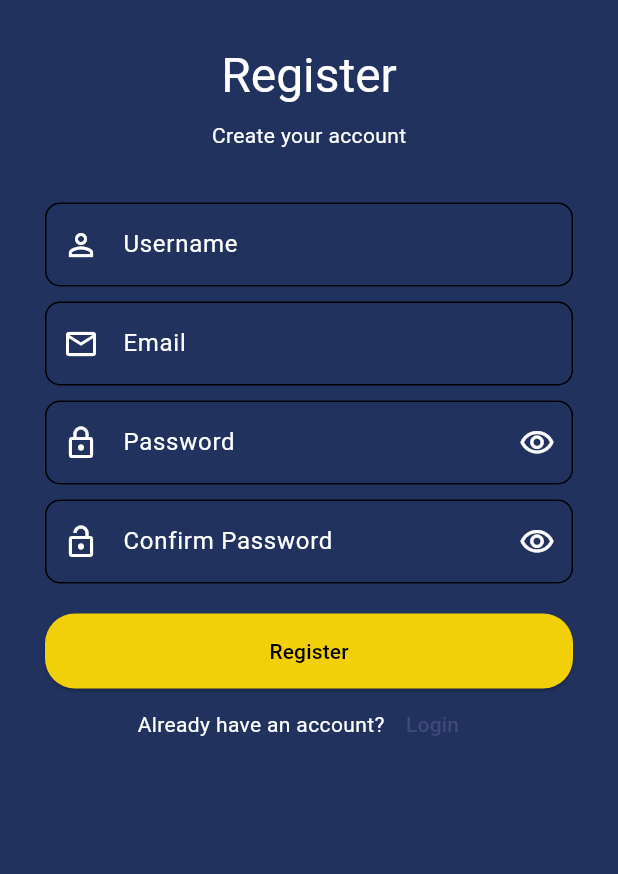
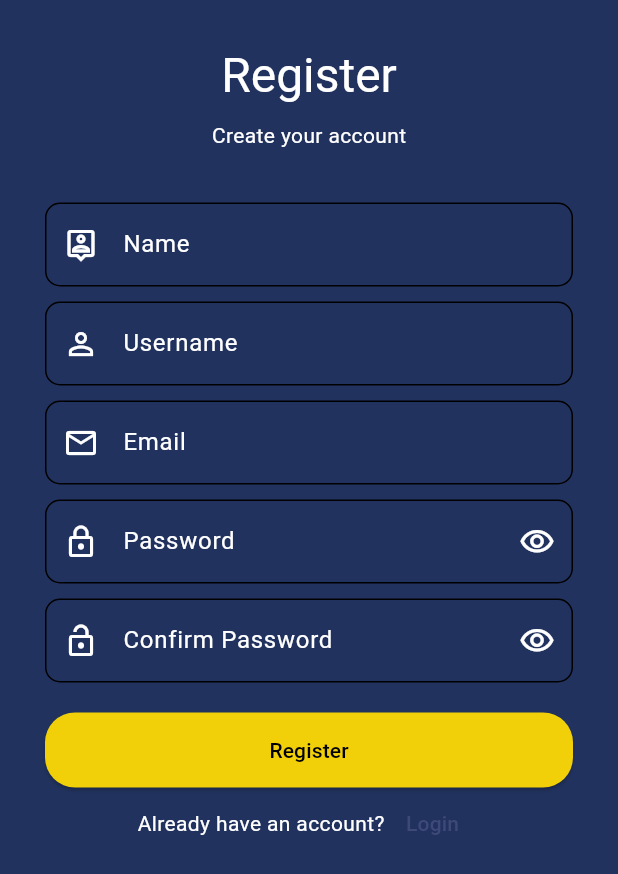
Before and after one commit to fikiap23/taskplus, a Flutter app: the SignupScreen screen opened directly, on a phone screen of 412 x 824 dp. Shown: the top 874 px of the screen. Run offline on Flutter 3.47's test engine with Material 3 defaults, Android fonts, the phone set to English and light mode, and no system bars; our stand-ins replace date_picker_timeline, google_fonts, image_picker, shared_preferences; accounts and stored records are empty.

Commit message:
fix userdata

```diff
--- a/lib/common/widgets/drawer_menu.dart
+++ b/lib/common/widgets/drawer_menu.dart
@@ -50,7 +50,10 @@ class DrawerMenu extends StatelessWidget {
                         currentAccountPicture: CircleAvatar(
                           backgroundColor: Color(0xFF4B6AAB),
                           child: Image(
-                              image: AssetImage('assets/images/user.png')),
+                              image: snapshot.data!['profilePic'].isNotEmpty
+                                  ? NetworkImage(snapshot.data!['profilePic'])
+                                  : AssetImage('assets/images/user.png')
+                                      as ImageProvider),
                         ),
                       ),
                       ListTile(
--- a/lib/controllers/home_controller.dart
+++ b/lib/controllers/home_controller.dart
@@ -13,7 +13,7 @@ class HomeController {
 
   Future<void> _loadUserData() async {
     userData = await UserData.getUserData() ?? {};
-    print("User data loaded: $userData");
+    // print("User data loaded: $userData");
   }
 
   void dispose() {
--- a/lib/controllers/signup_controller.dart
+++ b/lib/controllers/signup_controller.dart
@@ -5,11 +5,13 @@ import 'package:taskplus/screens/Auth/login_screen.dart';
 import 'package:taskplus/services/user_service.dart';
 
 class SignupController {
+  final FocusNode focusNodeName = FocusNode();
   final FocusNode focusNodeUsername = FocusNode();
   final FocusNode focusNodeEmail = FocusNode();
   final FocusNode focusNodePassword = FocusNode();
   final FocusNode focusNodeConfirmPassword = FocusNode();
 
+  final TextEditingController controllerName = TextEditingController();
   final TextEditingController controllerUsername = TextEditingController();
   final TextEditingController controllerEmail = TextEditingController();
   final TextEditingController controllerPassword = TextEditingController();
@@ -20,7 +22,7 @@ class SignupController {
 
   void dispose() {
     focusNodePassword.dispose();
-    // controllerNama.dispose();
+    controllerName.dispose();
     controllerUsername.dispose();
     controllerEmail.dispose();
     controllerPassword.dispose();
@@ -29,7 +31,7 @@ class SignupController {
 
   Future<void> signupUser(BuildContext context) async {
     final requestData = {
-      "name": "tes",
+      "name": controllerName.text,
       "username": controllerUsername.text,
       "email": controllerEmail.text,
       "password": controllerPassword.text,
--- a/lib/screens/Auth/signup_screen.dart
+++ b/lib/screens/Auth/signup_screen.dart
@@ -35,6 +35,30 @@ class _SignupScreenState extends State<SignupScreen> {
                 style: Theme.of(context).textTheme.bodyMedium,
               ),
               const SizedBox(height: 35),
+              TextFormField(
+                controller: _signupController.controllerName,
+                focusNode: _signupController.focusNodeName,
+                keyboardType: TextInputType.name,
+                decoration: InputDecoration(
+                  labelText: "Name",
+                  prefixIcon: const Icon(Icons.person_pin_outlined),
+                  border: OutlineInputBorder(
+                    borderRadius: BorderRadius.circular(10),
+                  ),
+                  enabledBorder: OutlineInputBorder(
+                    borderRadius: BorderRadius.circular(10),
+                  ),
+                ),
+                validator: (String? value) {
+                  if (value == null || value.isEmpty) {
+                    return "Please enter Name.";
+                  }
+                  return null;
+                },
+                onEditingComplete: () =>
+                    _signupController.focusNodeUsername.requestFocus(),
+              ),
+              const SizedBox(height: 10),
               TextFormField(
                 controller: _signupController.controllerUsername,
                 focusNode: _signupController.focusNodeUsername,
```
Also changed, not shown: lib/controllers/edit_profile_controller.dart (added, +82 -0 lines), lib/screens/Profile/edit_profile_screen.dart (+48 -64 lines).
